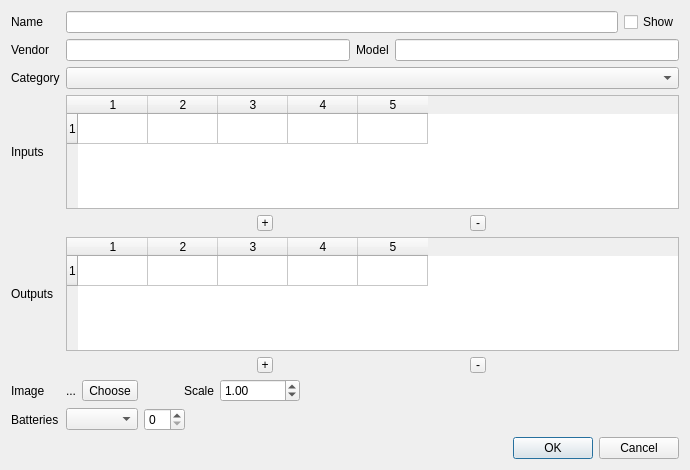
First picture: the form in deviceproperties.ui, repository uliss/patch_scene, before the edit.
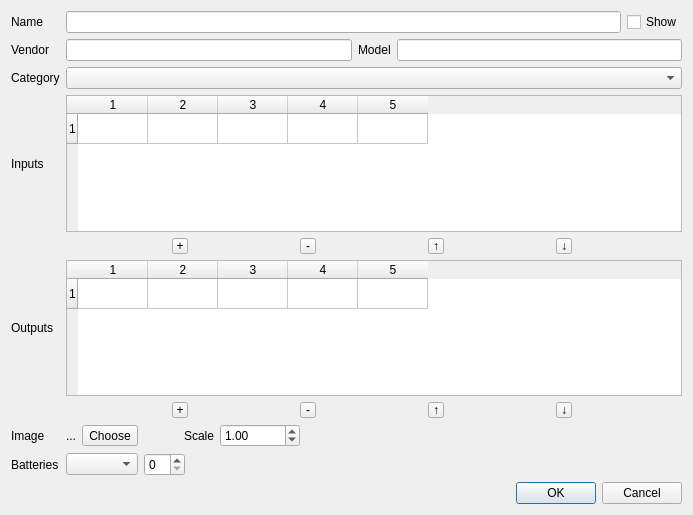
Second picture: the form after the edit.

Commit message: xlet move up/down buttons added

What changed in the file:
```diff
--- a/deviceproperties.ui
+++ b/deviceproperties.ui
@@ -6,8 +6,8 @@
    <rect>
     <x>0</x>
     <y>0</y>
-    <width>690</width>
-    <height>470</height>
+    <width>693</width>
+    <height>515</height>
    </rect>
   </property>
   <property name="windowTitle">
@@ -173,6 +173,38 @@
          </property>
         </widget>
        </item>
+       <item>
+        <widget class="QToolButton" name="moveInletUp">
+         <property name="maximumSize">
+          <size>
+           <width>16</width>
+           <height>16</height>
+          </size>
+         </property>
+         <property name="toolTip">
+          <string>Move input up</string>
+         </property>
+         <property name="text">
+          <string notr="true">↑</string>
+         </property>
+        </widget>
+       </item>
+       <item>
+        <widget class="QToolButton" name="moveInletDown">
+         <property name="maximumSize">
+          <size>
+           <width>16</width>
+           <height>16</height>
+          </size>
+         </property>
+         <property name="toolTip">
+          <string>Move input down</string>
+         </property>
+         <property name="text">
+          <string notr="true">↓</string>
+         </property>
+        </widget>
+       </item>
       </layout>
      </item>
      <item row="5" column="0">
@@ -253,6 +285,38 @@
          </property>
         </widget>
        </item>
+       <item>
+        <widget class="QToolButton" name="moveOutletUp">
+         <property name="maximumSize">
+          <size>
+           <width>16</width>
+           <height>16</height>
+          </size>
+         </property>
+         <property name="toolTip">
+          <string>Move output up</string>
+         </property>
+         <property name="text">
+          <string notr="true">↑</string>
+         </property>
+        </widget>
+       </item>
+       <item>
+        <widget class="QToolButton" name="moveOutletDown">
+         <property name="maximumSize">
+          <size>
+           <width>16</width>
+           <height>16</height>
+          </size>
+         </property>
+         <property name="toolTip">
+          <string>Move output down</string>
+         </property>
+         <property name="text">
+          <string notr="true">↓</string>
+         </property>
+        </widget>
+       </item>
       </layout>
      </item>
      <item row="7" column="0">
```
The commit also changes 2 other files.
